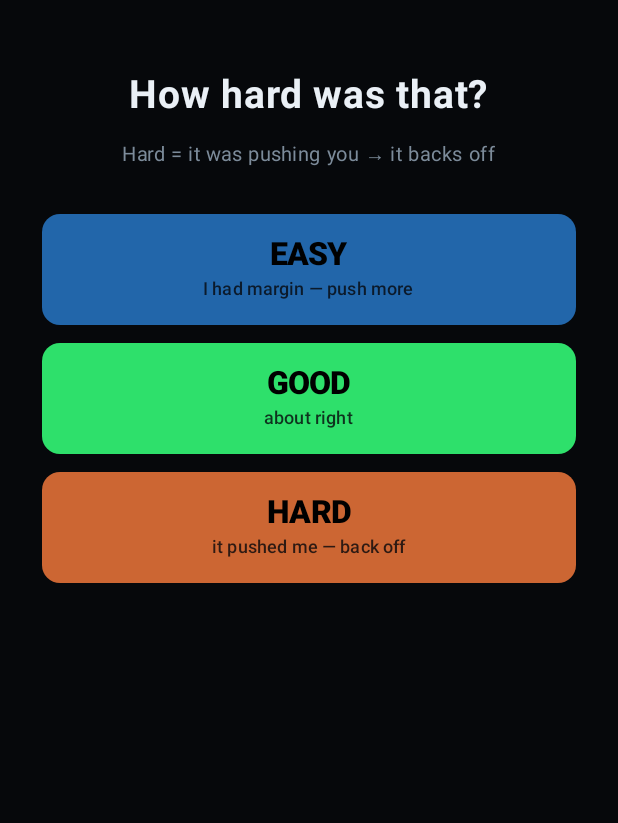
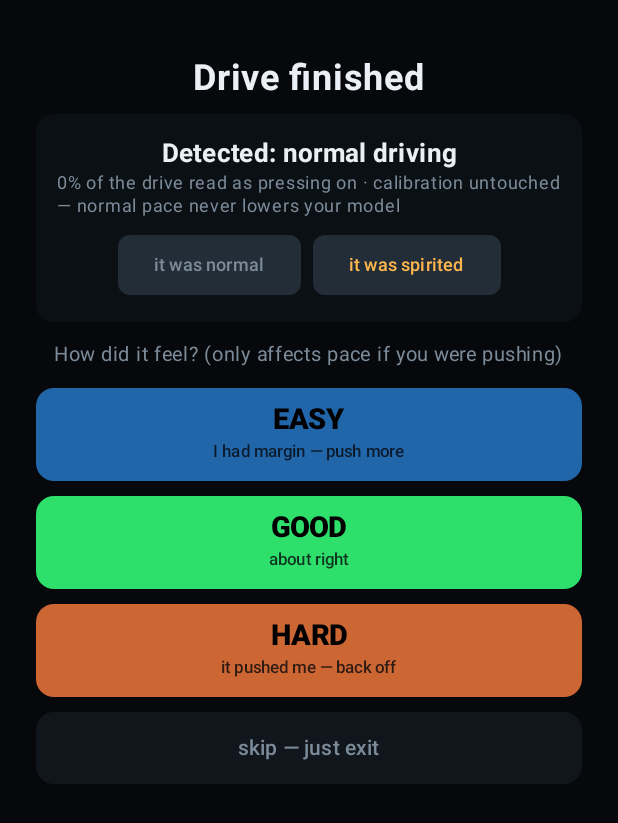
Before and after one commit to thelordsnoopy/rally-copilot, an Android app built with Jetpack Compose: the DriveScreen screen opened through its navigation route, after a tap on "END", on a phone screen of 412 x 824 dp. Shown: the top 823 px of the screen. Run offline under Robolectric (Android 15) with nearby library versions, the phone set to English and light mode, and no system bars.

Commit message:
v0.4.0: driving-style detection, E90 diesel OBD, colour-coded speed, reworked post-drive sheet
Co-Authored-By: Claude Opus 5 <noreply@anthropic.com>

```diff
--- a/app/build.gradle.kts
+++ b/app/build.gradle.kts
@@ -12,8 +12,8 @@ android {
         applicationId = "com.rallycopilot.app"
         minSdk = 26
         targetSdk = 34
-        versionCode = 4
-        versionName = "0.3.1"
+        versionCode = 5
+        versionName = "0.4.0"
     }
 
     buildTypes {
--- a/app/src/main/kotlin/com/rallycopilot/app/drive/DriveScreen.kt
+++ b/app/src/main/kotlin/com/rallycopilot/app/drive/DriveScreen.kt
@@ -3,6 +3,7 @@ package com.rallycopilot.app.drive
 import android.content.pm.ActivityInfo
 import androidx.compose.foundation.Canvas
 import androidx.compose.foundation.background
+import androidx.compose.foundation.verticalScroll
 import androidx.compose.foundation.layout.Arrangement
 import androidx.compose.foundation.layout.Box
 import androidx.compose.foundation.layout.Column
@@ -272,17 +273,37 @@ private fun InstrumentBar(hud: DriveEngine.HudState?, modifier: Modifier) {
         verticalAlignment = Alignment.CenterVertically,
         horizontalArrangement = Arrangement.SpaceBetween,
     ) {
-        // speed
+        // Speed, BIG, colour-coded against the current corner's target:
+        // green = on the money, amber = close, red = far off.
+        val speed = hud?.speedMps ?: 0.0
+        val target = hud?.currentNote?.vTargetMps
+        val delta = if (target != null && target > 0) speed - target else null
+        val speedColour = when {
+            delta == null -> Ink
+            kotlin.math.abs(delta) <= maxOf(1.34, target!! * 0.08) -> Green
+            kotlin.math.abs(delta) <= maxOf(3.6, target * 0.15) -> Amber
+            else -> Red
+        }
         Row(verticalAlignment = Alignment.Bottom) {
-            val mph = ((hud?.speedMps ?: 0.0) * 2.23694).toInt()
-            Text("$mph", color = Ink, fontSize = 44.sp, fontWeight = FontWeight.Black, lineHeight = 44.sp)
-            Text(" mph", color = InkDim, fontSize = 14.sp, modifier = Modifier.padding(bottom = 6.dp))
+            Text(
+                "${(speed * 2.23694).toInt()}",
+                color = speedColour, fontSize = 58.sp, fontWeight = FontWeight.Black, lineHeight = 58.sp,
+            )
+            Column(Modifier.padding(start = 4.dp, bottom = 4.dp)) {
+                if (delta != null && kotlin.math.abs(delta) > maxOf(1.34, target!! * 0.08)) {
+                    Text(
+                        if (delta > 0) "▼ slow" else "▲ ok to push",
+                        color = speedColour, fontSize = 13.sp, fontWeight = FontWeight.Bold,
+                    )
+                }
+                Text("mph", color = InkDim, fontSize = 13.sp)
+            }
         }
         // status chips
         Row(horizontalArrangement = Arrangement.spacedBy(8.dp)) {
             Chip("GPS", if (hud?.gpsOk == true) Green else Red)
             Chip("OBD", if (hud?.obdConnected == true) Green else InkDim)
-            Chip("MAP", if (hud?.horizon != null) Green else Amber)
+            if (hud?.spirited == true) Chip("SPIRITED", Amber) else Chip("NORMAL", InkDim)
         }
         // path confidence
         val conf = hud?.currentNote?.pathConfidence ?: hud?.matched?.confidence ?: 0.0
@@ -422,19 +443,87 @@ private fun RoadMap(activity: MainActivity, hud: DriveEngine.HudState?, modifier
     }
 }
 
-/** How hard did that feel? Hard = it was pushing me -> back off. */
+/**
+ * Post-drive sheet. The style detector already classified the drive; this shows its
+ * verdict, lets the user correct it, optionally asks how the pace felt, and always
+ * offers a no-questions exit. Every path through here ends the drive cleanly.
+ */
 @Composable
 fun FeedbackSheet(activity: MainActivity, onDone: () -> Unit) {
     val db = remember { AppDb(activity) }
+    // Capture everything we need BEFORE stopping the drive.
+    val svc = activity.driveService
+    val runId = remember { svc?.runId ?: -1 }
+    val cond = remember { svc?.conditions ?: com.rallycopilot.core.model.Conditions.DRY }
+    val spiritedFraction = remember {
+        runCatching { svc?.engine?.hud?.value?.spiritedFraction }.getOrNull() ?: 0.0
+    }
+    val detectedSpirited = spiritedFraction > 0.20
+    var stopped by remember { mutableStateOf(false) }
+
+    fun endDrive() {
+        if (!stopped) { stopped = true; activity.stopDrive() }
+    }
+
+    fun relearn() {
+        val history = db.allObservations().filter { it.conditions == cond }
+        db.saveProfile(Learning.applySession(db.loadProfile(cond), history), cond)
+    }
+
     Column(
-        Modifier.fillMaxSize().background(Bg).padding(28.dp),
-        verticalArrangement = Arrangement.spacedBy(12.dp),
+        Modifier.fillMaxSize().background(Bg)
+            .verticalScroll(androidx.compose.foundation.rememberScrollState())
+            .padding(24.dp),
+        verticalArrangement = Arrangement.spacedBy(10.dp),
         horizontalAlignment = Alignment.CenterHorizontally,
     ) {
-        Spacer(Modifier.height(8.dp))
-        Text("How hard was that?", color = Ink, fontSize = 26.sp, fontWeight = FontWeight.Bold)
-        Text("Hard = it was pushing you → it backs off", color = InkDim, fontSize = 13.sp)
         Spacer(Modifier.height(4.dp))
+        Text("Drive finished", color = Ink, fontSize = 24.sp, fontWeight = FontWeight.Bold)
+
+        // ---- what the model detected ----
+        Column(
+            Modifier.fillMaxWidth().background(Panel, RoundedCornerShape(12.dp)).padding(14.dp),
+            horizontalAlignment = Alignment.CenterHorizontally,
+        ) {
+            Text(
+                if (detectedSpirited) "Detected: SPIRITED driving"
+                else "Detected: normal driving",
+                color = if (detectedSpirited) Amber else Ink,
+                fontSize = 17.sp, fontWeight = FontWeight.Bold,
+            )
+            Text(
+                "${(spiritedFraction * 100).toInt()}% of the drive read as pressing on · " +
+                    if (detectedSpirited) "spirited corners will train your profile"
+                    else "calibration untouched — normal pace never lowers your model",
+                color = InkDim, fontSize = 12.sp, lineHeight = 15.sp,
+            )
+            Spacer(Modifier.height(8.dp))
+            Row(horizontalArrangement = Arrangement.spacedBy(8.dp)) {
+                Button(
+                    onClick = {
+                        endDrive()
+                        if (runId >= 0) { db.overrideRunStyle(runId, false); relearn() }
+                    },
+                    colors = ButtonDefaults.buttonColors(containerColor = Color(0xFF232D38)),
+                    shape = RoundedCornerShape(8.dp),
+                ) { Text("it was normal", fontSize = 12.sp, color = InkDim) }
+                Button(
+                    onClick = {
+                        endDrive()
+                        if (runId >= 0) { db.overrideRunStyle(runId, true); relearn() }
+                    },
+                    colors = ButtonDefaults.buttonColors(containerColor = Color(0xFF232D38)),
+                    shape = RoundedCornerShape(8.dp),
+                ) { Text("it was spirited", fontSize = 12.sp, color = Amber) }
+            }
+        }
+
+        // ---- how did the pace advice feel? ----
+        Text(
+            if (detectedSpirited) "How did the suggested speeds feel?"
+            else "How did it feel? (only affects pace if you were pushing)",
+            color = InkDim, fontSize = 13.sp,
+        )
         for ((answer, label, sub, colour) in listOf(
             Quad(FeedbackAnswer.EASY, "EASY", "I had margin — push more", Color(0xFF2266AA)),
             Quad(FeedbackAnswer.GOOD, "GOOD", "about right", Green),
@@ -442,25 +531,33 @@ fun FeedbackSheet(activity: MainActivity, onDone: () -> Unit) {
         )) {
             Button(
                 onClick = {
-                    val svc = activity.driveService
-                    val runId = svc?.runId ?: -1
-                    val cond = svc?.conditions ?: com.rallycopilot.core.model.Conditions.DRY
-                    activity.stopDrive()
+                    endDrive()
                     if (runId >= 0) db.setFeedback(runId, answer.name)
-                    // Feedback lands on the profile for the conditions just driven.
-                    db.saveProfile(Learning.applyFeedback(db.loadProfile(cond), answer), cond)
+                    // Push-factor feedback only means something if you were actually pushing.
+                    if (detectedSpirited) {
+                        db.saveProfile(Learning.applyFeedback(db.loadProfile(cond), answer), cond)
+                    }
                     onDone()
                 },
-                modifier = Modifier.fillMaxWidth().height(74.dp),
+                modifier = Modifier.fillMaxWidth().height(62.dp),
                 shape = RoundedCornerShape(12.dp),
                 colors = ButtonDefaults.buttonColors(containerColor = colour),
             ) {
                 Column(horizontalAlignment = Alignment.CenterHorizontally) {
-                    Text(label, fontSize = 21.sp, color = Color.Black, fontWeight = FontWeight.Black)
-                    Text(sub, fontSize = 12.sp, color = Color(0xCC06080B))
+                    Text(label, fontSize = 19.sp, color = Color.Black, fontWeight = FontWeight.Black)
+                    Text(sub, fontSize = 11.sp, color = Color(0xCC06080B))
                 }
             }
         }
+
+        // ---- no questions, just leave ----
+        Button(
+            onClick = { endDrive(); onDone() },
+            modifier = Modifier.fillMaxWidth().height(48.dp),
+            shape = RoundedCornerShape(12.dp),
+            colors = ButtonDefaults.buttonColors(containerColor = Color(0xFF11161D)),
+        ) { Text("skip — just exit", fontSize = 14.sp, color = InkDim) }
+        Spacer(Modifier.height(8.dp))
     }
 }
 
--- a/app/src/main/kotlin/com/rallycopilot/app/drive/DriveService.kt
+++ b/app/src/main/kotlin/com/rallycopilot/app/drive/DriveService.kt
@@ -28,6 +28,7 @@ import com.rallycopilot.core.model.Conditions
 import com.rallycopilot.core.model.Fix
 import com.rallycopilot.core.profile.Learning
 import com.rallycopilot.core.profile.ObservationCollector
+import com.rallycopilot.core.profile.StyleDetector
 import com.rallycopilot.core.report.IncidentDetector
 import kotlinx.coroutines.CoroutineScope
 import kotlinx.coroutines.Dispatchers
@@ -106,6 +107,7 @@ class DriveService : Service() {
             vehicle = obd,
             collector = collector,
             incidentDetector = IncidentDetector(),
+            styleDetector = StyleDetector(),
         )
 
         voice.requestFocus()
--- a/core/src/main/kotlin/com/rallycopilot/core/model/Model.kt
+++ b/core/src/main/kotlin/com/rallycopilot/core/model/Model.kt
@@ -187,6 +187,9 @@ data class CornerObservation(
     val conditions: Conditions,
     /** Mean throttle through the corner 0..1, if OBD connected. Sharper constraint detection. */
     val throttleMean: Double? = null,
+    /** Was the style detector reading SPIRITED when this corner was driven? Only
+     *  spirited corners train the model — normal driving must never drag it down. */
+    val spirited: Boolean = true,
 )
 
 enum class FeedbackAnswer { EASY, GOOD, HARD }
--- a/core/src/main/kotlin/com/rallycopilot/core/profile/Learning.kt
+++ b/core/src/main/kotlin/com/rallycopilot/core/profile/Learning.kt
@@ -35,9 +35,11 @@ object Learning {
 
     val params = Params()
 
-    /** Filter to observations worth learning from. */
+    /** Filter to observations worth learning from: unconstrained, confident, and
+     *  driven SPIRITED — a normal-pace corner says nothing about your limits. */
     fun usable(obs: List<CornerObservation>): List<CornerObservation> = obs.filter {
         !it.wasConstrained &&
+            it.spirited &&
             it.mapConfidence >= params.minMapConfidence &&
             it.pathConfidence >= params.minPathConfidence &&
             it.aLatObserved.isFinite() && it.aLatObserved > 0.5 // discard parked/crawling noise
```
Also changed, not shown: app/src/main/kotlin/com/rallycopilot/app/data/AppDb.kt (+17 -3 lines), app/src/main/kotlin/com/rallycopilot/app/obd/ObdClient.kt (+13 -1 lines), core/src/main/kotlin/com/rallycopilot/core/engine/DriveEngine.kt (+27 -1 lines), core/src/main/kotlin/com/rallycopilot/core/obd/Elm327.kt (+45 -3 lines), core/src/main/kotlin/com/rallycopilot/core/profile/ObservationCollector.kt (+8 -1 lines), core/src/main/kotlin/com/rallycopilot/core/profile/StyleDetector.kt (added, +152 -0 lines), 1 other file.
